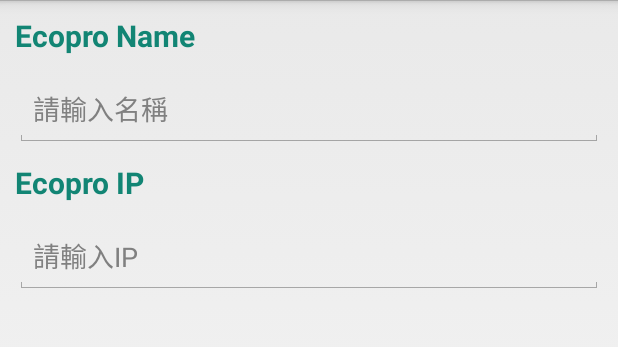
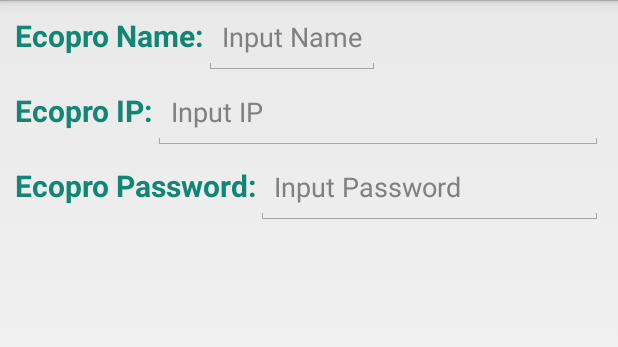
Before and after one commit to pml1988/EcoproTools, an Android app: the layout dialog_fragment_edit.xml on its own in the app's theme, with its tools: preview values and no code run, on a phone screen of 412 x 824 dp, the part 72-419 px from its top. Run offline under Robolectric (Android 15) with nearby library versions, the light colour scheme and no system bars.

Commit message:
2016-04-12-second

```diff
--- a/app/src/main/AndroidManifest.xml
+++ b/app/src/main/AndroidManifest.xml
@@ -50,21 +50,25 @@
 
             android:name=".IpCameraActivity"
             android:label="@string/title_activity_ip_camera"
+            android:windowSoftInputMode="stateVisible|adjustResize"
             android:screenOrientation="landscape"
             android:theme="@style/MySettingsTheme" />
         <activity
             android:name=".IpCameraSettingsActivity"
             android:label="@string/title_activity_ip_camera_settings"
+            android:windowSoftInputMode="stateVisible|adjustResize"
             android:screenOrientation="landscape"
             android:theme="@style/MySettingsTheme" />
         <activity
             android:name=".IpCameraUidSettingsActivity"
             android:label="@string/title_activity_ip_camera_uid_settings"
+            android:windowSoftInputMode="stateVisible|adjustResize"
             android:screenOrientation="landscape"
             android:theme="@style/MySettingsTheme" />
         <activity
             android:name=".IpCameraWifiSettingsActivity"
             android:label="@string/title_activity_ip_camera_wifi_settings"
+            android:windowSoftInputMode="stateVisible|adjustResize"
             android:screenOrientation="landscape"
             android:theme="@style/MySettingsTheme" />
     </application>
--- a/app/src/main/res/layout/dialog_fragment_edit.xml
+++ b/app/src/main/res/layout/dialog_fragment_edit.xml
@@ -6,24 +6,58 @@
     android:paddingRight="10dp"
     android:orientation="vertical" >
 
+    <LinearLayout
+        android:orientation="horizontal"
+        android:layout_width="wrap_content"
+        android:layout_height="wrap_content">
+
         <TextView
             android:id="@+id/dialogFragmentEdit_textViewNameTitle"
             style="@style/MySettingsBigTitle"
-        android:text="Ecopro Name"/>
+            android:text="Ecopro Name:"/>
+
         <EditText
             android:id="@+id/dialogFragmentEdit_editTextName"
             android:layout_width="match_parent"
             android:layout_height="@dimen/activitySettings_textViewTitle_layoutHeight"
-        android:hint="請輸入名稱"/>
+            android:hint="Input Name"/>
+    </LinearLayout>
+
+    <LinearLayout
+        android:orientation="horizontal"
+        android:layout_width="match_parent"
+        android:layout_height="wrap_content">
 
         <TextView
             android:id="@+id/dialogFragmentEdit_textViewIpAddressTitle"
             style="@style/MySettingsBigTitle"
-        android:text="Ecopro IP"/>
+            android:text="Ecopro IP:"
+            android:layout_width="wrap_content" />
+
         <EditText
             android:id="@+id/dialogFragmentEdit_editTextIpAddress"
             android:layout_width="match_parent"
             android:layout_height="@dimen/activitySettings_textViewTitle_layoutHeight"
-        android:hint="請輸入IP"/>
+            android:hint="Input IP"/>
+    </LinearLayout>
+
+    <LinearLayout
+        android:orientation="horizontal"
+        android:layout_width="match_parent"
+        android:layout_height="wrap_content">
+
+        <TextView
+            style="@style/MySettingsBigTitle"
+            android:id="@+id/dialogFragmentEdit_textView"
+            android:text="Ecopro Password:"
+            android:layout_width="wrap_content"
+            android:layout_height="wrap_content" />
+
+        <EditText
+            android:id="@+id/dialogFragmentEdit_textViewPassword"
+            android:layout_width="match_parent"
+            android:layout_height="@dimen/activitySettings_textViewTitle_layoutHeight"
+            android:hint="Input Password" />
+    </LinearLayout>
 
 </LinearLayout>
--- a/build.gradle
+++ b/build.gradle
@@ -5,7 +5,7 @@ buildscript {
         jcenter()
     }
     dependencies {
-        classpath 'com.android.tools.build:gradle:1.5.0'
+        classpath 'com.android.tools.build:gradle:2.0.0'
 
         // NOTE: Do not place your application dependencies here; they belong
         // in the individual module build.gradle files
```
Also changed, not shown: app/src/main/java/com/anteya/ecoprotools/MainActivity.java (+27 -9 lines), gradle/wrapper/gradle-wrapper.properties, 3 other files. Lines whose indentation alone changed are shown as unchanged.
